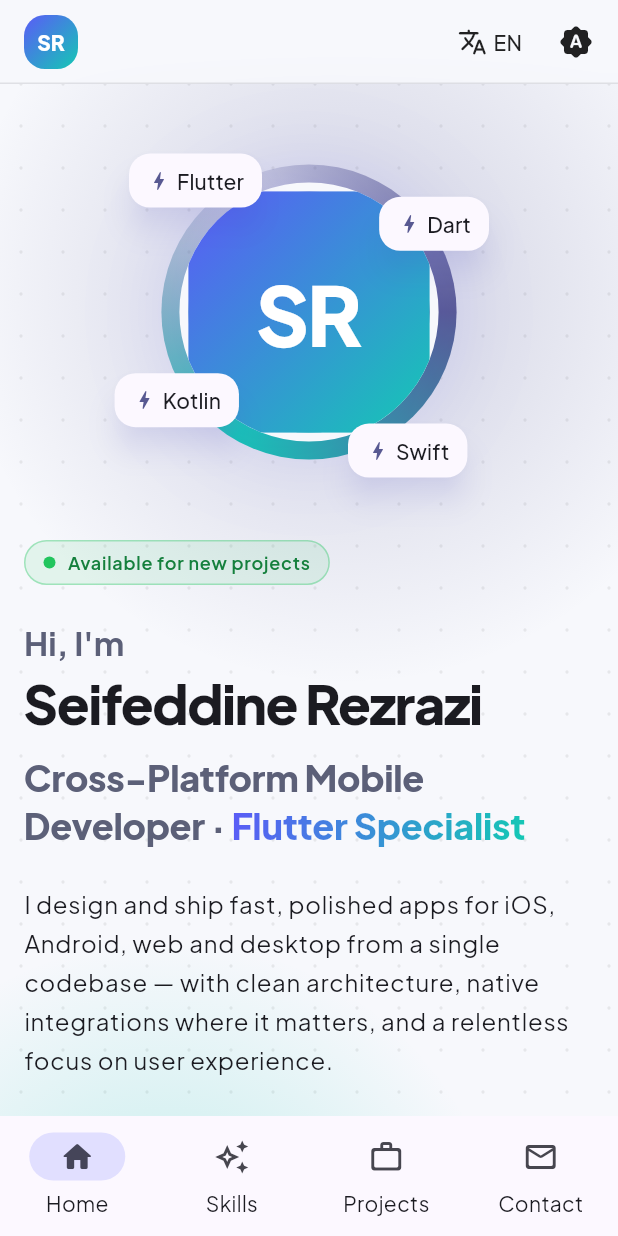
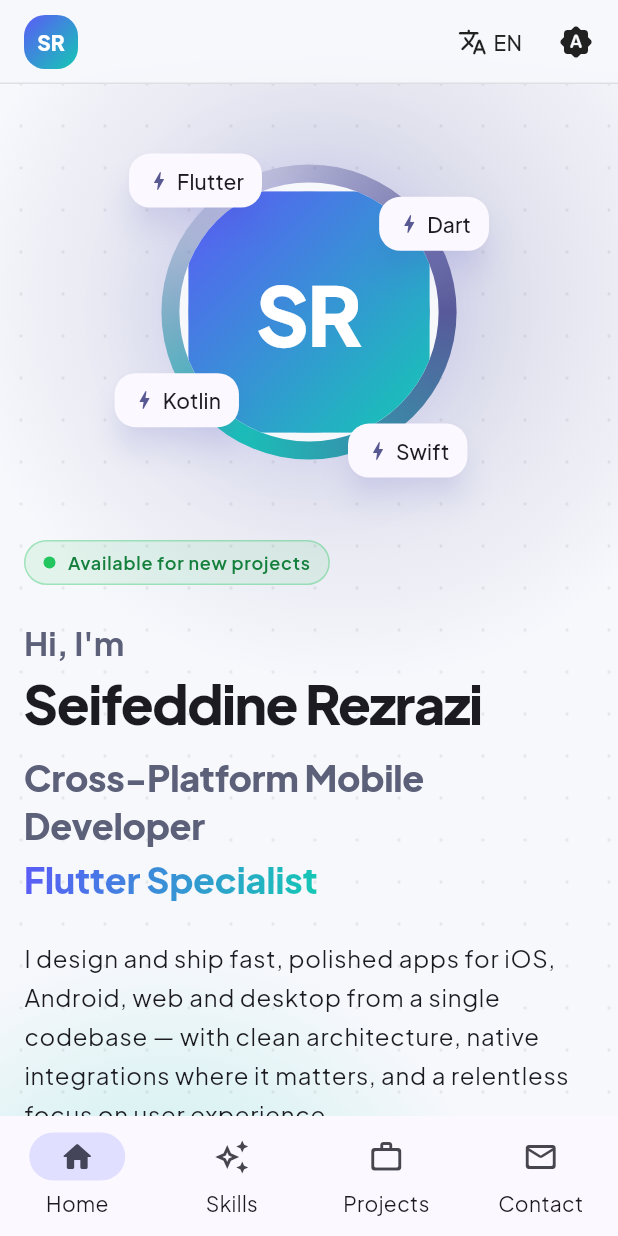
Before and after one commit to sifou20ws/portfolio, a Flutter app: the screen it shows after launch, on a phone screen of 412 x 824 dp. Run offline on Flutter 3.47's test engine with Material 3 defaults, Android fonts, the light colour scheme and no system bars; drawn by our look-alikes of flutter_animate; our stand-ins replace font_awesome_flutter, get, get_storage, google_fonts.

Commit message:
adding new feature to portfolio

```diff
--- a/lib/features/home/widgets/hero_section.dart
+++ b/lib/features/home/widgets/hero_section.dart
@@ -87,26 +87,7 @@
         ),
       ),
       const SizedBox(height: AppSpacing.sm),
-      Text.rich(
-        TextSpan(
-          children: [
-            TextSpan(text: '${LocaleKeys.heroTitle.tr} · '),
-            WidgetSpan(
-              alignment: PlaceholderAlignment.baseline,
-              baseline: TextBaseline.alphabetic,
-              child: ShaderMask(
-                blendMode: BlendMode.srcIn,
-                shaderCallback: context.palette.heroGradient.createShader,
-                child: Text(
-                  LocaleKeys.heroSubtitle.tr,
-                  style: context.text.headlineSmall,
-                ),
-              ),
-            ),
-          ],
-        ),
-        style: context.text.headlineSmall?.copyWith(color: muted),
-      ),
+      const _TitleLine(),
       const SizedBox(height: AppSpacing.lg),
       ConstrainedBox(
         constraints: const BoxConstraints(maxWidth: 580),
@@ -135,8 +116,10 @@
             ),
         ],
       ),
-      const SizedBox(height: AppSpacing.xl),
-      const _Stats(),
+      if (AppConfig.stats.isNotEmpty) ...[
+        const SizedBox(height: AppSpacing.xl),
+        const _Stats(),
+      ],
     ];
 
     // Staggered entrance: each line fades & slides in 70 ms after the last.
@@ -146,6 +129,71 @@
           .animate(interval: 70.ms)
           .fadeIn(duration: AppDurations.slow, curve: Curves.easeOut)
           .slideY(begin: 0.25, end: 0, curve: Curves.easeOutCubic),
+    );
+  }
+}
+
+/// "Cross-Platform Mobile Developer · Flutter Specialist".
+///
+/// Inline with a "·" separator when both parts fit on one line; otherwise
+/// stacked on two lines without the separator, so it never dangles at the
+/// start or end of a wrapped line (which happens with right-to-left text).
+class _TitleLine extends StatelessWidget {
+  const _TitleLine();
+
+  @override
+  Widget build(BuildContext context) {
+    final style = context.text.headlineSmall?.copyWith(
+      color: context.palette.mutedText,
+    );
+    final title = LocaleKeys.heroTitle.tr;
+    final subtitle = ShaderMask(
+      blendMode: BlendMode.srcIn,
+      shaderCallback: context.palette.heroGradient.createShader,
+      child: Text(
+        LocaleKeys.heroSubtitle.tr,
+        style: context.text.headlineSmall,
+      ),
+    );
+
+    return LayoutBuilder(
+      builder: (context, constraints) {
+        final painter = TextPainter(
+          text: TextSpan(
+            text: '$title · ${LocaleKeys.heroSubtitle.tr}',
+            style: style,
+          ),
+          textDirection: Directionality.of(context),
+          textScaler: MediaQuery.textScalerOf(context),
+          maxLines: 1,
+        )..layout(maxWidth: constraints.maxWidth);
+        final fits = !painter.didExceedMaxLines;
+        painter.dispose();
+
+        if (fits) {
+          return Text.rich(
+            TextSpan(
+              children: [
+                TextSpan(text: '$title · '),
+                WidgetSpan(
+                  alignment: PlaceholderAlignment.baseline,
+                  baseline: TextBaseline.alphabetic,
+                  child: subtitle,
+                ),
+              ],
+            ),
+            style: style,
+          );
+        }
+        return Column(
+          crossAxisAlignment: CrossAxisAlignment.start,
+          children: [
+            Text(title, style: style),
+            const SizedBox(height: AppSpacing.xxs),
+            subtitle,
+          ],
+        );
+      },
     );
   }
 }
```
